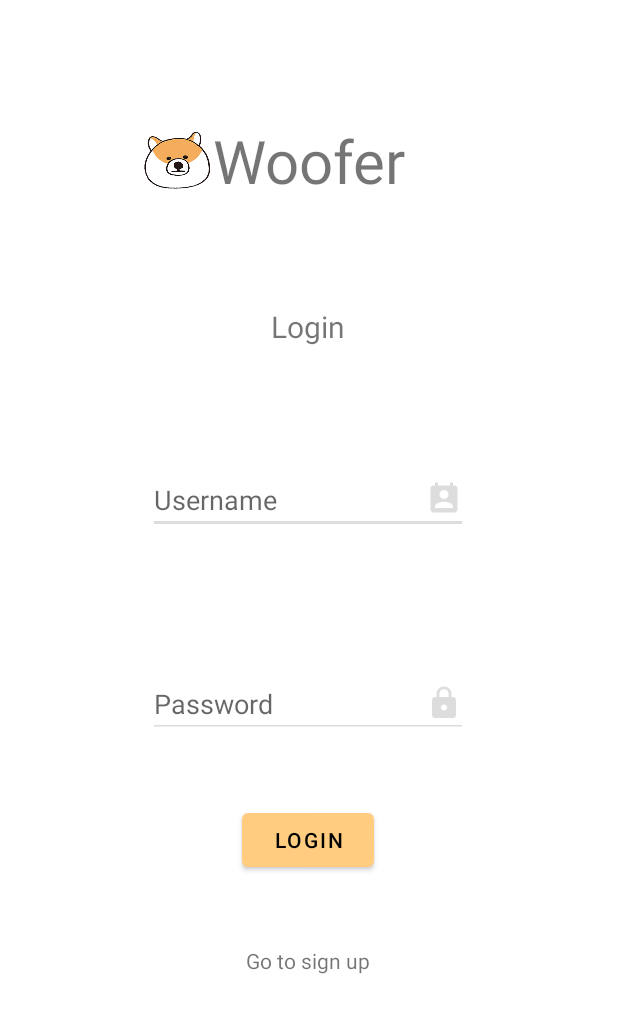
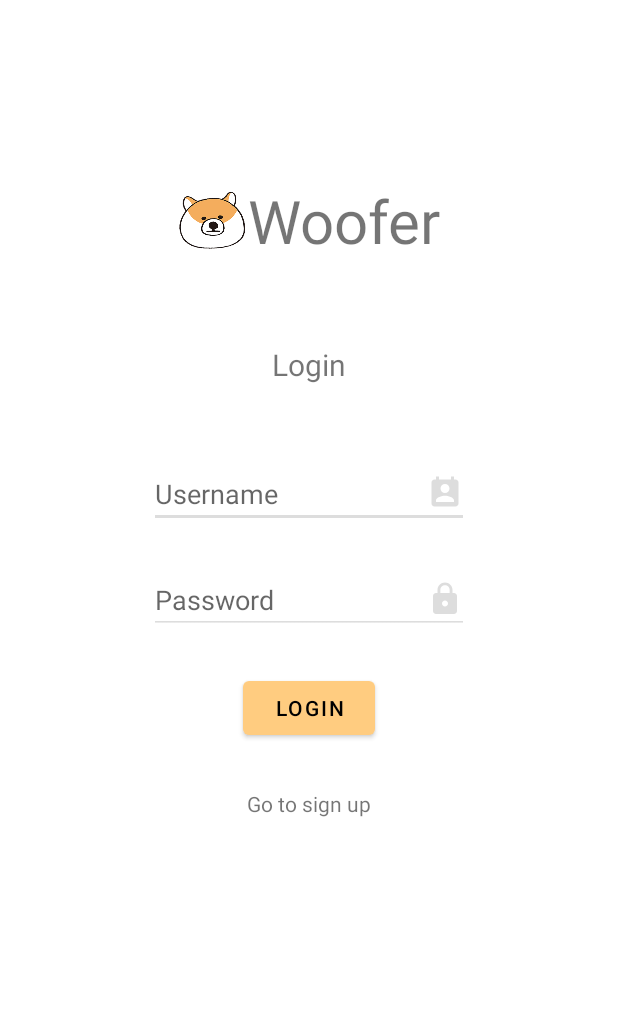
Before and after one commit to jx-gao/Woofer, an Android app: the screen it shows after launch (Login), on a phone screen of 412 x 824 dp. Shown: the top 1013 px of the screen. Run offline under Robolectric (Android 15) with nearby library versions, the light colour scheme and no system bars; Roboto replaces fonts that are not available here.

Commit message:
login and signup converted to scrollview (bugfixes in xml)

```diff
--- a/app/src/main/res/layout/activity_login.xml
+++ b/app/src/main/res/layout/activity_login.xml
@@ -7,92 +7,95 @@
     tools:context=".Login">
 
 
+    <ScrollView
+        android:layout_width="match_parent"
+        android:layout_height="match_parent"
+        app:layout_constraintBottom_toBottomOf="parent"
+        app:layout_constraintEnd_toEndOf="parent"
+        app:layout_constraintStart_toStartOf="parent"
+        app:layout_constraintTop_toTopOf="parent"
+        tools:fillViewport="true">
+
+        <LinearLayout
+            android:layout_width="match_parent"
+            android:layout_height="wrap_content"
+            android:gravity="center_horizontal"
+            android:orientation="vertical">
+
+            <LinearLayout
+                android:layout_width="match_parent"
+                android:layout_height="wrap_content"
+                android:layout_marginTop="120dp"
+                android:layout_marginBottom="50dp"
+                android:gravity="center|fill_vertical"
+                android:orientation="horizontal"
+                tools:ignore="UseCompoundDrawables">
+
+                <ImageView
+                    android:id="@+id/imageView"
+                    android:layout_width="48dp"
+                    android:layout_height="54dp"
+                    app:srcCompat="@drawable/dog"
+                    android:contentDescription="@string/app_name" />
+
+                <TextView
+                    android:id="@+id/textViewWooferTitle"
+                    android:layout_width="wrap_content"
+                    android:layout_height="wrap_content"
+                    android:text="@string/woofer"
+                    android:textSize="40sp" />
+            </LinearLayout>
+
+            <TextView
+                android:id="@+id/textViewLoginTitle"
+                android:layout_width="wrap_content"
+                android:layout_height="wrap_content"
+                android:layout_marginTop="5dp"
+                android:layout_marginBottom="50dp"
+                android:text="@string/login"
+                android:textSize="20sp" />
+
+            <EditText
+                android:id="@+id/editTextLoginUsername"
+                android:layout_width="wrap_content"
+                android:layout_height="wrap_content"
+                android:layout_marginBottom="25dp"
+                android:drawableRight="@drawable/ic_drawable_username"
+                android:ems="10"
+                android:hint="@string/username"
+                android:inputType="textPersonName"
+                android:drawableEnd="@drawable/ic_drawable_username"
+                android:autofillHints="username" />
+
+            <EditText
+                android:id="@+id/editTextLoginPassword"
+                android:layout_width="wrap_content"
+                android:layout_height="wrap_content"
+                android:layout_marginBottom="25dp"
+                android:drawableRight="@drawable/ic_drawable_lock"
+                android:ems="10"
+                android:hint="@string/password"
+                android:inputType="textPassword"
+                android:drawableEnd="@drawable/ic_drawable_lock"
+                android:autofillHints="password" />
+
             <Button
                 android:id="@+id/buttonLogin"
                 android:layout_width="wrap_content"
                 android:layout_height="wrap_content"
-        android:layout_marginBottom="240dp"
+                android:layout_marginBottom="30dp"
                 android:onClick="doLogin"
-        android:text="Login"
-        app:layout_constraintBottom_toBottomOf="parent"
-        app:layout_constraintEnd_toEndOf="parent"
-        app:layout_constraintHorizontal_bias="0.498"
-        app:layout_constraintStart_toStartOf="parent" />
+                android:text="@string/login" />
 
             <TextView
                 android:id="@+id/textViewGotosignup"
                 android:layout_width="wrap_content"
                 android:layout_height="wrap_content"
+                android:layout_marginBottom="100dp"
                 android:onClick="doGoToSignup"
-        android:text="Go to sign up"
-        app:layout_constraintBottom_toBottomOf="parent"
-        app:layout_constraintEnd_toEndOf="parent"
-        app:layout_constraintHorizontal_bias="0.498"
-        app:layout_constraintStart_toStartOf="parent"
-        app:layout_constraintTop_toBottomOf="@+id/buttonLogin"
-        app:layout_constraintVertical_bias="0.211" />
+                android:text="@string/go_to_sign_up" />
 
-    <TextView
-        android:id="@+id/textViewLoginTitle"
-        android:layout_width="wrap_content"
-        android:layout_height="wrap_content"
-        android:layout_marginTop="204dp"
-        android:text="Login"
-        android:textSize="20dp"
-        app:layout_constraintEnd_toEndOf="parent"
-        app:layout_constraintHorizontal_bias="0.498"
-        app:layout_constraintStart_toStartOf="parent"
-        app:layout_constraintTop_toTopOf="parent" />
-
-    <EditText
-        android:id="@+id/editTextLoginUsername"
-        android:layout_width="wrap_content"
-        android:layout_height="wrap_content"
-        android:ems="10"
-        android:hint="Username"
-        android:inputType="textPersonName"
-        android:drawableRight="@drawable/ic_drawable_username"
-        app:layout_constraintBottom_toTopOf="@+id/editTextLoginPassword"
-        app:layout_constraintEnd_toEndOf="parent"
-        app:layout_constraintHorizontal_bias="0.497"
-        app:layout_constraintStart_toStartOf="parent"
-        app:layout_constraintTop_toBottomOf="@+id/textViewLoginTitle"
-        app:layout_constraintVertical_bias="0.466" />
-
-    <EditText
-        android:id="@+id/editTextLoginPassword"
-        android:layout_width="wrap_content"
-        android:layout_height="wrap_content"
-        android:layout_marginBottom="44dp"
-        android:ems="10"
-        android:hint="Password"
-        android:inputType="textPassword"
-        android:drawableRight="@drawable/ic_drawable_lock"
-        app:layout_constraintBottom_toTopOf="@+id/buttonLogin"
-        app:layout_constraintEnd_toEndOf="parent"
-        app:layout_constraintHorizontal_bias="0.497"
-        app:layout_constraintStart_toStartOf="parent" />
-
-    <ImageView
-        android:id="@+id/imageView"
-        android:layout_width="48dp"
-        android:layout_height="54dp"
-        android:layout_marginTop="80dp"
-        app:layout_constraintEnd_toStartOf="@+id/textViewWooferTitle"
-        app:layout_constraintHorizontal_bias="1.0"
-        app:layout_constraintStart_toStartOf="parent"
-        app:layout_constraintTop_toTopOf="parent"
-        app:srcCompat="@drawable/dog" />
-
-    <TextView
-        android:id="@+id/textViewWooferTitle"
-        android:layout_width="wrap_content"
-        android:layout_height="wrap_content"
-        android:layout_marginTop="80dp"
-        android:text="Woofer"
-        android:textSize="40dp"
-        app:layout_constraintEnd_toEndOf="parent"
-        app:layout_constraintStart_toStartOf="parent"
-        app:layout_constraintTop_toTopOf="parent" />
+        </LinearLayout>
+    </ScrollView>
 
 </androidx.constraintlayout.widget.ConstraintLayout>
--- /dev/null
+++ b/app/src/main/res/values-night/strings.xml
@@ -0,0 +1,10 @@
+<?xml version="1.0" encoding="utf-8"?>
+<resources>
+    <string name="woofer">Woofer</string>
+    <string name="login">Login</string>
+    <string name="username">Username</string>
+    <string name="password">Password</string>
+    <string name="go_to_sign_up">Go to sign up</string>
+    <string name="name">Name</string>
+    <string name="go_to_login">Go to login</string>
+</resources>
--- a/app/src/main/res/values/strings.xml
+++ b/app/src/main/res/values/strings.xml
@@ -1,4 +1,11 @@
 <resources>
     <string name="app_name">Woofer</string>
     <string name="username">Username</string>
+    <string name="woofer">Woofer</string>
+    <string name="login">Login</string>
+    <string name="password">Password</string>
+    <string name="go_to_sign_up">Go to sign up</string>
+    <string name="sign_up">Sign up</string>
+    <string name="name">Name</string>
+    <string name="go_to_login">Go to login</string>
 </resources>
```
Also changed, not shown: app/src/main/res/layout/activity_sign_up.xml (+36 -38 lines). Lines whose indentation alone changed are shown as unchanged.
